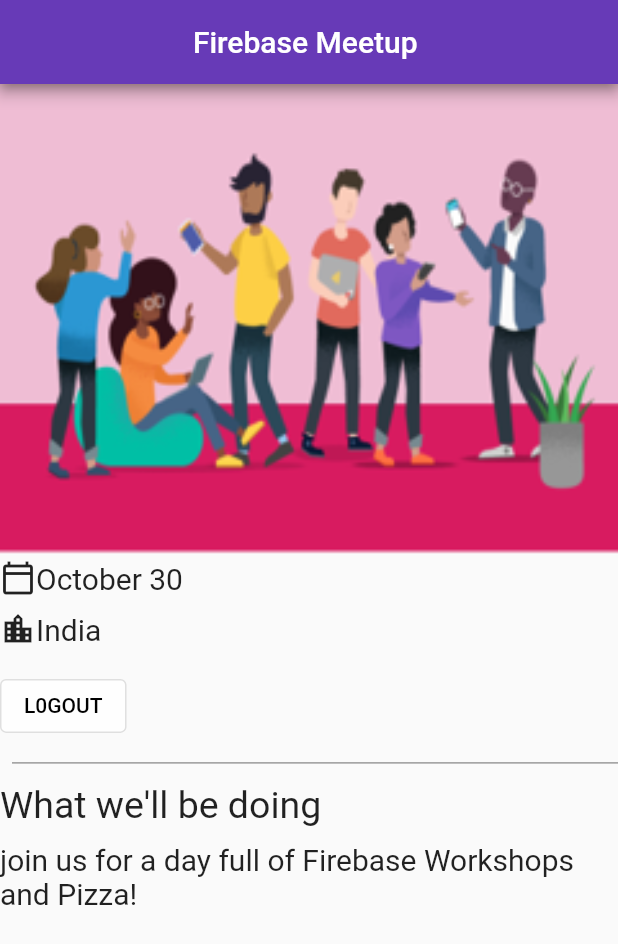
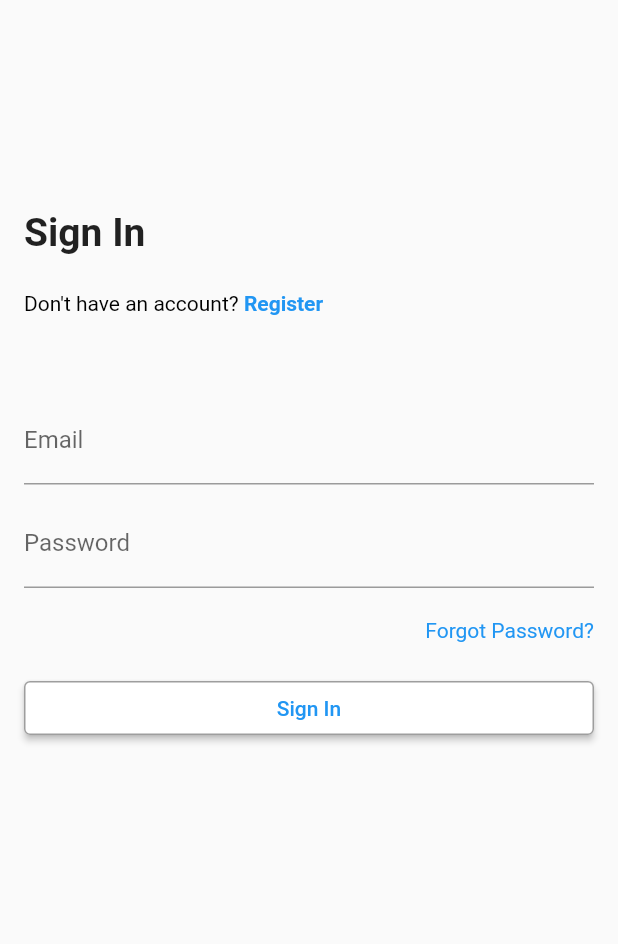
Before and after one commit to Nagendrapallapu/logout_app, a Flutter app: the screen it shows after launch, on a phone screen of 412 x 824 dp. Shown: the top 944 px of the screen. Run offline on Flutter 3.47's test engine with Material 2 defaults, Android fonts, the phone set to English and light mode, and no system bars.

Commit message:
initial commit

```diff
--- a/lib/main.dart
+++ b/lib/main.dart
@@ -1,102 +1,18 @@
 import 'package:flutter/material.dart';
 
+import 'Signin.dart';
+
 void main() {
-  runApp( const MyApp());
+  runApp(MyApp());
+}
 
-}
-class MyApp extends StatelessWidget{
-  const MyApp({super.key});
-
+class MyApp extends StatelessWidget {
   @override
   Widget build(BuildContext context) {
     return MaterialApp(
-      theme: ThemeData(
-          colorScheme: ColorScheme.fromSwatch()
-              .copyWith(
-              primary: Colors.deepPurple
-          )
-      ),
-      home:  const HomePage(),
+      debugShowCheckedModeBanner: false,
+
+      home: SignInScreen(),
     );
   }
 }
-
-class HomePage extends StatelessWidget{
-  const HomePage({super.key});
-
-  @override
-  Widget build(BuildContext context) {
-    return Scaffold(
-      appBar: AppBar(
-        title:  const Center (child: Text("Firebase Meetup "),)
-      ),
-      body: Column(
-        children: [
-          Image.asset('images/firebase.png',
-            fit: BoxFit.fill,
-            width: 420,
-
-          ),
-
-          const Row(
-            children: [
-              Icon(Icons.calendar_today_outlined),
-              Padding(padding:
-              EdgeInsets.only(right: 20.0),
-                child: Text("October 30",style: TextStyle(fontSize: 20)),
-              )
-
-
-            ],
-          ),
-
-          const SizedBox(height: 10),
-          const Row(
-            children: [
-              Icon(Icons.location_city_outlined),
-              Padding(padding:
-              EdgeInsets.only(right: 20.0),
-                child: Text("India",style: TextStyle(fontSize: 20)),
-              )
-            ],
-          ),
-
-          const SizedBox(height: 15),
-          Row(
-            children: [
-              OutlinedButton(
-                  style: ButtonStyle(
-                      backgroundColor: MaterialStateProperty.all(Colors.white70)
-                  ),
-                  onPressed: (){},
-                  child: const Text("L0GOUT",style: TextStyle(color: Colors.black),))
-            ],
-          ),
-
-          const SizedBox(height: 10),
-          const Divider(
-            height: 8,
-            thickness: 1,
-            indent: 8,
-            color: Colors.black38,
-          ),
-
-
-          const Padding(padding: EdgeInsets.only(top: 10)),
-          const SizedBox(
-            child: Column(
-             crossAxisAlignment: CrossAxisAlignment.start,
-              children: [
-              Text("What we'll be doing",style: TextStyle(fontSize: 25,)),
-              Padding(padding: EdgeInsets.only(top: 10)),
-              Text("join us for a day full of Firebase Workshops and Pizza!",style: TextStyle(fontSize: 20,))
-
-                ],
-             ),
-          ),
-
-        ]
-      ),
-    );
-  }
-}
--- /dev/null
+++ b/lib/signin.dart
@@ -0,0 +1,158 @@
+import 'package:flutter/material.dart';
+
+import 'ForgotPasswordScreen.dart';
+
+class SignInScreen extends StatelessWidget {
+  @override
+  Widget build(BuildContext context) {
+    return Scaffold(
+      body: Center(
+        child: Column(
+
+          mainAxisAlignment: MainAxisAlignment.start,
+
+          children: [
+            SizedBox(height: 20),
+            Padding(
+              padding: const EdgeInsets.only(top:120.0, left: 16.0, right: 16.0, bottom: 8.0),
+              // Add padding as needed
+              child: Align(
+                alignment: Alignment.centerLeft,
+
+                child: Text(
+                  'Sign In ',
+                  style: TextStyle(fontSize: 26, fontWeight: FontWeight.bold),
+                ),
+              ),
+            ),
+            // SizedBox(height: 05),
+            Padding(
+              padding: const EdgeInsets.only(top: 16.0, left: 16.0, right: 16.0, bottom: 8.0),
+              child: Align(
+                alignment: Alignment.centerLeft,
+                child: GestureDetector(
+                  onTap: () {
+
+                  },
+                  child: RichText(
+                    text: TextSpan(
+                      children: [
+                        TextSpan(
+                          text: 'Don\'t have an account? ',
+                          style: TextStyle(
+                            color: Colors.black,
+                            fontWeight: FontWeight.normal,
+                          ),
+                        ),
+                        TextSpan(
+                          text: 'Register',
+                          style: TextStyle(
+                            color: Colors.blue,
+                            fontWeight: FontWeight.bold,
+                          ),
+                        ),
+                      ],
+                    ),
+                  ),
+                ),
+              ),
+            ),
+
+
+            SizedBox(height: 20),
+            Padding(
+              padding: const EdgeInsets.all(16.0),
+              child: SignInForm(),
+            ),
+          ],
+        ),
+      ),
+    );
+  }
+}
+
+
+
+class SignInForm extends StatefulWidget {
+  @override
+  _SignInFormState createState() => _SignInFormState();
+}
+
+
+class _SignInFormState extends State<SignInForm> {
+  final _emailController = TextEditingController();
+  final _passwordController = TextEditingController();
+  final _formKey = GlobalKey<FormState>();
+
+  String? _validateEmail(String? value) {
+    // Email validation logic
+    if (value == null || value.isEmpty || !RegExp(r'^[\w-]+(\.[\w-]+)*@([\w-]+\.)+[a-zA-Z]{2,7}$').hasMatch(value)) {
+      return 'Please enter a valid email address';
+    }
+    return null;
+  }
+
+  String? _validatePassword(String? value) {
+    // Password validation logic
+    if (value == null || value.length < 4) {
+      return 'Password must be at least 4 characters';
+    }
+    return null;
+  }
+
+  @override
+  Widget build(BuildContext context) {
+    return Form(
+      key: _formKey,
+      child: Column(
+        children: [
+          SizedBox(height: 10),
+          TextFormField(
+            controller: _emailController,
+            decoration: InputDecoration(labelText: 'Email'),
+            keyboardType: TextInputType.emailAddress,
+            validator: _validateEmail,
+          ),
+          SizedBox(height: 10),
+          TextFormField(
+            controller: _passwordController,
+            decoration: InputDecoration(labelText: 'Password'),
+            obscureText: true,
+            validator: _validatePassword,
+          ),
+          SizedBox(height: 20),
+
+          Align(
+            alignment: Alignment.centerRight,
+            child: GestureDetector(
+              onTap: () {
+                Navigator.push(context, MaterialPageRoute(builder: (context) => ForgotPasswordScreen()));
+              },
+              child: Text('Forgot Password?',style: TextStyle(color:Colors.blue),),
+
+            ),),
+          SizedBox(height: 20),
+          SizedBox(
+            width: 500,
+            child: ElevatedButton(
+              style: ButtonStyle(
+                backgroundColor: MaterialStateProperty.all(Colors.white),
+                side: MaterialStateProperty.all(BorderSide(color: Colors.grey)),
+              ),
+              onPressed: () {
+                if (_formKey.currentState?.validate() ?? false) {
+                  // If validations pass, you can navigate to the next screen
+                }
+              },
+              child: Text(
+                'Sign In',
+                style: TextStyle(color: Colors.blue),
+              ),
+            ),
+          ),
+        ],
+      ),
+    );
+
+  }
+}
```
Also changed, not shown: lib/ForgotPassward.dart (added, +75 -0 lines).
